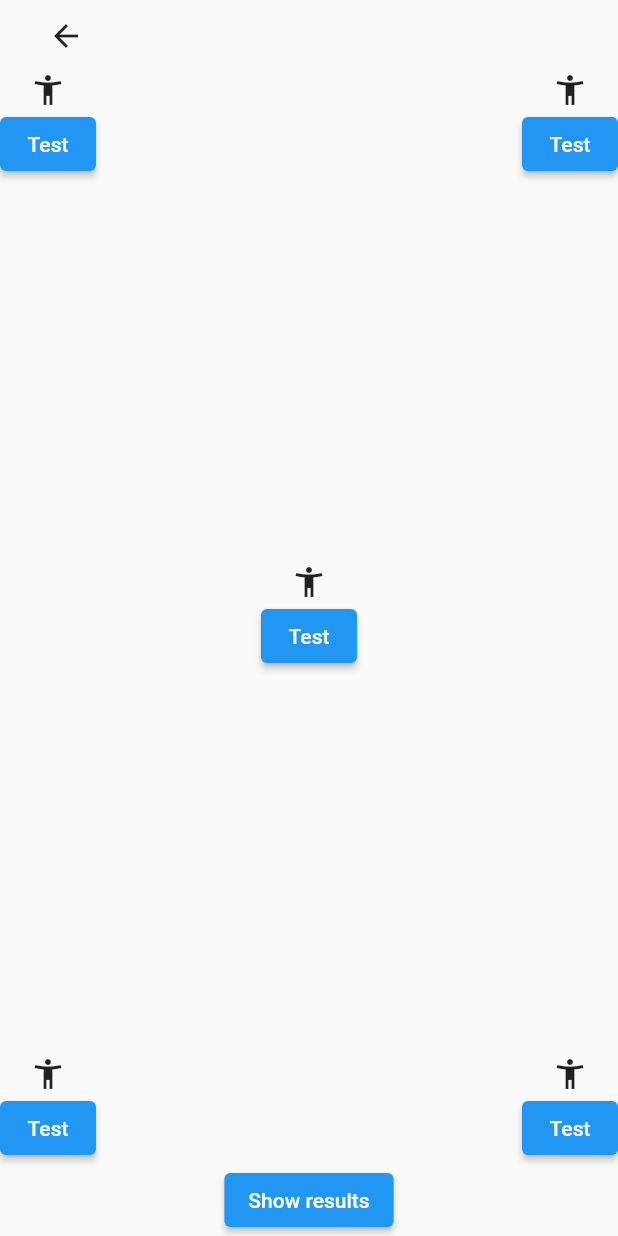
After one commit to overdoz/gaze_and_touch, a Flutter app: the screen it shows after launch, after a tap on "Accuracy", on a phone screen of 412 x 824 dp. The commit adds this screen. Run offline on Flutter 3.47's test engine with Material 2 defaults, Android fonts, the phone set to English and light mode, and no system bars.

Commit message:
add accuracy screen

```diff
--- a/lib/main.dart
+++ b/lib/main.dart
@@ -1,6 +1,7 @@
 import 'dart:core';
 // import 'package:udp/udp.dart';
 import 'package:flutter/material.dart';
+import 'package:gazeAndTouch/screens/accuracy_screen.dart';
 import 'package:gazeAndTouch/screens/drawer_screen.dart';
 import 'package:gazeAndTouch/utils/gaze_listener.dart';
 import 'package:gazeAndTouch/utils/math.dart';
@@ -162,12 +163,26 @@ class _HomeScreenState extends State<HomeScreen> {
                       onPressed: () {
                         Map<String, double> dimensions = calcMeasurements(12.3, 1.5, 6.5, 2.16);
 
+                        print(dimensions);
                         Navigator.push(
                           context,
                           MaterialPageRoute(builder: (context) => MyHomePage(dimensions: dimensions)),
                         );
                       },
-                      child: Text("Mapping")),
+                      child: Text("Mapping"),
+                  ),
+                  ElevatedButton(
+                      onPressed: () {
+                        Map<String, double> dimensions = calcMeasurements(12.3, 1.5, 6.5, 2.16);
+
+                        print(dimensions);
+                        Navigator.push(
+                          context,
+                          MaterialPageRoute(builder: (context) => AccuracyScreen(dimensions: dimensions)),
+                        );
+                      },
+                      child: Text("Accuracy"),
+                  ),
                 ],
               ),
             ),
--- /dev/null
+++ b/lib/screens/accuracy_screen.dart
@@ -0,0 +1,257 @@
+import 'package:flutter/material.dart';
+import 'package:gazeAndTouch/utils/math.dart';
+import 'package:gazeAndTouch/utils/widget_details.dart';
+import 'dart:ui';
+import 'dart:core';
+import '../shapes/painters.dart';
+import '../utils/gaze_listener.dart';
+import '../models/screens_model.dart';
+
+class AccuracyScreen extends StatefulWidget {
+  AccuracyScreen({Key key, this.dimensions}) : super(key: key);
+
+  final Map<String, double> dimensions;
+
+  @override
+  _AccuracyScreenState createState() => _AccuracyScreenState(dimensions: this.dimensions);
+}
+
+class _AccuracyScreenState extends State<AccuracyScreen> {
+  // add 10 initial gaze points hidden at (0,0)
+  final _offsets = <Offset>[for (var i = 0; i < 10; i++) Offset(0, 0)];
+
+  final GlobalKey _key = GlobalKey();
+
+  final GlobalKey _topLeftKey = GlobalKey();
+  final GlobalKey _topRightKey = GlobalKey();
+  final GlobalKey _bottomLeftKey = GlobalKey();
+  final GlobalKey _bottomRightKey = GlobalKey();
+
+  Map<String, double> dimensions;
+
+  Offset topLeft = Offset.zero;
+  Offset topLeftIcon = Offset.zero;
+
+  Offset topRight = Offset.zero;
+  Offset topRightIcon = Offset.zero;
+
+  Offset bottomLeft = Offset.zero;
+  Offset bottomLeftIcon = Offset.zero;
+
+  Offset bottomRight = Offset.zero;
+  Offset bottomRightIcon = Offset.zero;
+
+
+  /// listens to incoming gaze data
+  GazeReceiver _gazeInput;
+
+  /// initial screen size which will be overwritten during render
+  ScreenSize _size = new ScreenSize(0, 0);
+
+  _AccuracyScreenState({this.dimensions}) {
+    _gazeInput = new GazeReceiver(_offsets, callback);
+  }
+
+  callback() {
+    setState(() {
+
+    });
+  }
+
+  @override
+  Widget build(BuildContext context) {
+
+    /// Screen height and width
+    double width = MediaQuery.of(context).size.width;
+    double height = MediaQuery.of(context).size.height;
+    _size = ScreenSize(height, width);
+
+
+    return Container(
+      color: Colors.white,
+      child: SafeArea(
+        child: Scaffold(
+          body: Center(
+            child: Stack(
+              children: <Widget>[
+                /// Visualization of gaze points on top level of stack
+                IgnorePointer(
+                  ignoring: true,
+                  child: Container(
+                    width: double.infinity,
+                    height: double.infinity,
+                    child: CustomPaint(painter: FaceOutlinePainter(_offsets, _size, dimensions)),
+                  ),
+                ),
+
+                Column(
+                  children: [
+                    Row(
+                      mainAxisAlignment: MainAxisAlignment.start,
+                      children: [
+                        FlatButton(
+                          child: Icon(Icons.arrow_back),
+                          onPressed: () {
+                            Navigator.of(context).pop();
+                          },
+                        ),
+                      ],
+                    ),
+                    Expanded(
+                      child: Column(
+                        mainAxisAlignment: MainAxisAlignment.spaceEvenly,
+                        crossAxisAlignment: CrossAxisAlignment.center,
+                        children: [
+                          Row(
+                            mainAxisAlignment: MainAxisAlignment.spaceBetween,
+                            children: [
+                              /// Top Left
+                              Column(
+                                children: [
+                                  Icon(Icons.accessibility_new, key: _topLeftKey,),
+                                  ElevatedButton(
+                                    onPressed: () {
+                                      setState(() {
+                                        topLeft = calcMeanPoint(_offsets);
+                                        topLeftIcon = getWidgetPosition(_topLeftKey);
+                                      });
+                                    },
+                                    child: Text("Test"),
+                                  ),
+                                ],
+                              ),
+
+                              /// Top Right
+                              Column(
+                                children: [
+                                  Icon(Icons.accessibility_new, key: _topRightKey),
+                                  ElevatedButton(
+                                    onPressed: () {
+                                      setState(() {
+                                        topRight = calcMeanPoint(_offsets);
+                                        topRightIcon = getWidgetPosition(_topRightKey);
+                                      });
+                                    },
+                                    child: Text("Test"),
+                                  ),
+                                ],
+                              ),
+                            ],
+                          ),
+                          Spacer(),
+                          Row(
+                            mainAxisAlignment: MainAxisAlignment.center,
+                            children: [
+
+                              /// Middle
+                              Column(
+                                children: [
+                                  Icon(Icons.accessibility_new),
+                                  ElevatedButton(
+                                    onPressed: () {
+                                      setState(() {
+                                        bottomLeft = calcMeanPoint(_offsets);
+                                        bottomLeftIcon = getWidgetPosition(_bottomLeftKey);
+                                      });
+                                    },
+                                    child: Text("Test"),
+                                  ),
+                                ],
+                              ),
+                            ],
+                          ),
+                          Spacer(),
+                          Row(
+                            mainAxisAlignment: MainAxisAlignment.spaceBetween,
+                            children: [
+
+                              /// Bottom Left
+                              Column(
+                                children: [
+                                  Icon(Icons.accessibility_new, key: _bottomLeftKey),
+                                  ElevatedButton(
+                                    onPressed: () {
+                                      setState(() {
+                                        bottomLeft = calcMeanPoint(_offsets);
+                                        bottomLeftIcon = getWidgetPosition(_bottomLeftKey);
+                                      });
+                                    },
+                                    child: Text("Test"),
+                                  ),
+                                ],
+                              ),
+                              /// Bottom Right
+                              Column(
+                                children: [
+                                  Icon(Icons.accessibility_new, key: _bottomRightKey),
+                                  ElevatedButton(
+                                    onPressed: () {
+                                      setState(() {
+                                        bottomRight = calcMeanPoint(_offsets);
+                                        bottomRightIcon = getWidgetPosition(_bottomRightKey);
+                                      });
+                                    },
+                                    child: Text("Test"),
+                                  ),
+                                ],
+                              ),
+                            ],
+                          ),
+
+                          ElevatedButton(
+                            onPressed: () {
+
+                              showModalBottomSheet<void>(
+                                context: context,
+                                builder: (BuildContext context) {
+                                  return Container(
+                                    height: 500,
+                                    color: Colors.amber,
+                                    child: Center(
+                                      child: Column(
+                                        mainAxisAlignment: MainAxisAlignment.center,
+                                        mainAxisSize: MainAxisSize.min,
+                                        children: <Widget>[
+                                          Text('Top Left'),
+                                          Text('x: ${topLeftIcon.dx} y: ${topLeftIcon.dy}'),
+                                          Text('x^: ${mapNum(topLeft.dx, dimensions["inputA width"], dimensions["inputB width"], 0, _size.width).toStringAsFixed(1)} y^: ${mapNum(topLeft.dy, dimensions["inputA height"], dimensions["inputB height"], 0, _size.height).toStringAsFixed(1)}'),
+                                          SizedBox(height: 20,),
+                                          Text('Top Right'),
+                                          Text('x: ${topRightIcon.dx} y: ${topRightIcon.dy}'),
+                                          Text('x^: ${mapNum(topRight.dx, dimensions["inputA width"], dimensions["inputB width"], 0, _size.width).toStringAsFixed(1)} y^: ${mapNum(topRight.dy, dimensions["inputA height"], dimensions["inputB height"], 0, _size.height).toStringAsFixed(1)}'),
+                                          SizedBox(height: 20,),
+                                          Text('Bottom Left'),
+                                          Text('x: ${bottomLeftIcon.dx} y: ${bottomLeftIcon.dy}'),
+                                          Text('x^: ${mapNum(bottomLeft.dx, dimensions["inputA width"], dimensions["inputB width"], 0, _size.width).toStringAsFixed(1)} y^: ${mapNum(bottomLeft.dy, dimensions["inputA height"], dimensions["inputB height"], 0, _size.height).toStringAsFixed(1)}'),
+                                          SizedBox(height: 20,),
+                                          Text('Bottom Right'),
+                                          Text('x: ${bottomRightIcon.dx} y: ${bottomRightIcon.dy}'),
+                                          Text('x^: ${mapNum(bottomRight.dx, dimensions["inputA width"], dimensions["inputB width"], 0, _size.width).toStringAsFixed(1)} y^: ${mapNum(bottomLeft.dy, dimensions["inputA height"], dimensions["inputB height"], 0, _size.height).toStringAsFixed(1)}'),
+                                          SizedBox(height: 20,),
+
+                                          ElevatedButton(
+                                            child: const Text('Close BottomSheet'),
+                                            onPressed: () => Navigator.pop(context),
+                                          )
+                                        ],
+                                      ),
+                                    ),
+                                  );
+                                },
+                              );
+                            },
+                            child: Text("Show results"),
+                          ),
+                        ],
+                      ),
+                    ),
+                  ],
+                )
+              ],
+            ),
+          ),
+        ),
+      ),
+    );
+  }
+}
--- a/lib/screens/mapping_screen.dart
+++ b/lib/screens/mapping_screen.dart
@@ -43,7 +43,7 @@ class _MyHomePageState extends State<MyHomePage> {
 
   callback() {
     setState(() {
-      print(DateTime.now());
+
     });
   }
 
```
